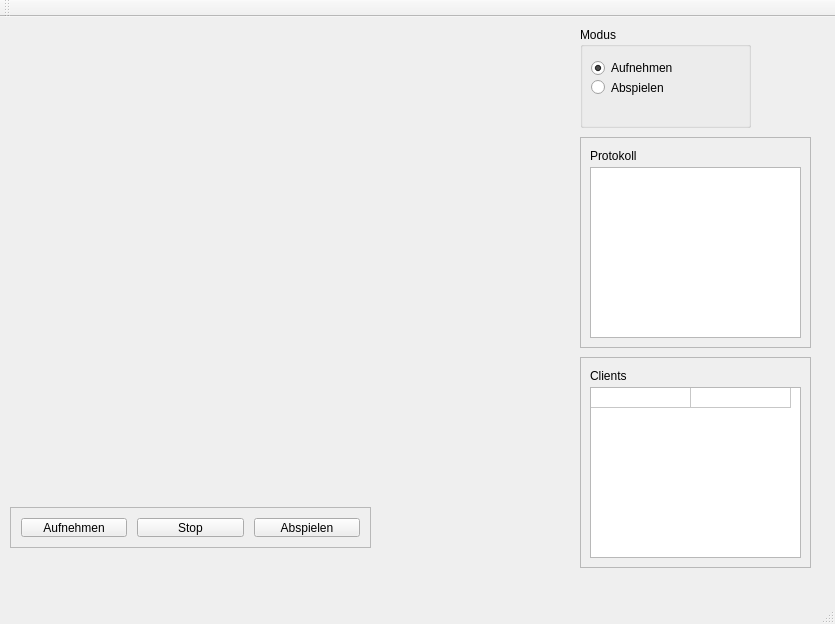
This is server_wGUI/QT-Server_wGUI/mainwindow.ui in studnitz/octopus as Qt 5 draws it before an edit. The edited form follows.
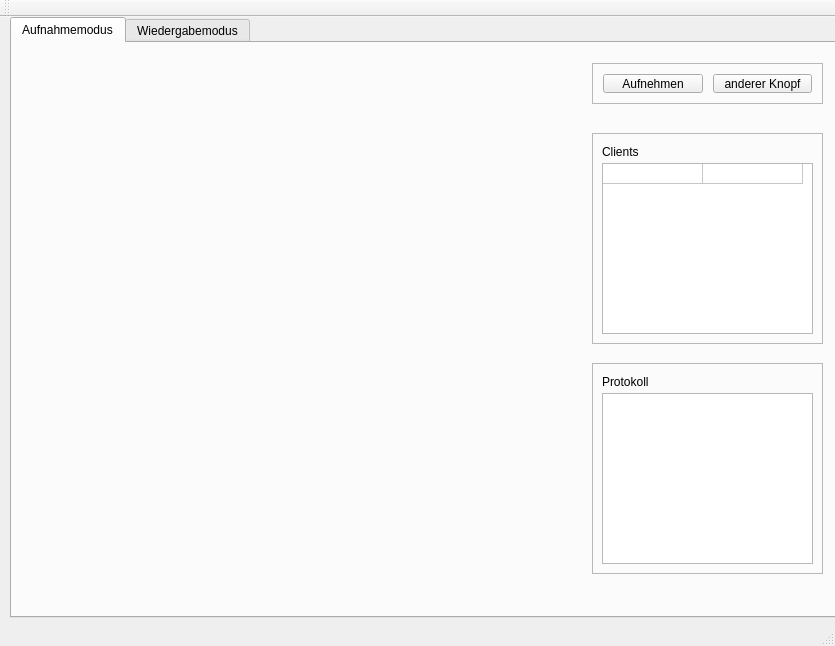
This is the edited form.

Commit message: Fix red LED-List-Bug, add Tab-Widget to GUI

Patch:
```diff
--- a/server_wGUI/QT-Server_wGUI/mainwindow.ui
+++ b/server_wGUI/QT-Server_wGUI/mainwindow.ui
@@ -7,121 +7,40 @@
     <x>0</x>
     <y>0</y>
     <width>835</width>
-    <height>624</height>
+    <height>646</height>
    </rect>
   </property>
   <property name="windowTitle">
    <string>octopus video-capture tool v0.1</string>
   </property>
+  <property name="documentMode">
+   <bool>false</bool>
+  </property>
   <widget class="QWidget" name="centralWidget">
-   <widget class="QFrame" name="frame">
+   <widget class="QTabWidget" name="tabWidget">
     <property name="geometry">
      <rect>
       <x>10</x>
-      <y>490</y>
-      <width>361</width>
-      <height>41</height>
-     </rect>
-    </property>
-    <property name="frameShape">
-     <enum>QFrame::StyledPanel</enum>
-    </property>
-    <property name="frameShadow">
-     <enum>QFrame::Raised</enum>
-    </property>
-    <widget class="QWidget" name="gridLayoutWidget">
-     <property name="geometry">
-      <rect>
-       <x>0</x>
        <y>0</y>
-       <width>361</width>
-       <height>41</height>
-      </rect>
-     </property>
-     <layout class="QGridLayout" name="gridLayout">
-      <property name="horizontalSpacing">
-       <number>10</number>
-      </property>
-      <property name="verticalSpacing">
-       <number>20</number>
-      </property>
-      <item row="0" column="1">
-       <widget class="QPushButton" name="pushButton_2">
-        <property name="text">
-         <string>Stop</string>
-        </property>
-       </widget>
-      </item>
-      <item row="0" column="0">
-       <widget class="QPushButton" name="recordButton">
-        <property name="text">
-         <string>Aufnehmen</string>
-        </property>
-       </widget>
-      </item>
-      <item row="0" column="2">
-       <widget class="QPushButton" name="pushButton_3">
-        <property name="text">
-         <string>Abspielen</string>
-        </property>
-       </widget>
-      </item>
-     </layout>
-    </widget>
-   </widget>
-   <widget class="QGroupBox" name="groupBox">
-    <property name="geometry">
-     <rect>
-      <x>580</x>
-      <y>10</y>
-      <width>171</width>
-      <height>101</height>
-     </rect>
-    </property>
-    <property name="title">
-     <string>Modus</string>
-    </property>
-    <property name="flat">
-     <bool>false</bool>
-    </property>
-    <widget class="QWidget" name="verticalLayoutWidget">
-     <property name="geometry">
-      <rect>
-       <x>0</x>
-       <y>20</y>
-       <width>151</width>
-       <height>61</height>
-      </rect>
-     </property>
-     <layout class="QVBoxLayout" name="verticalLayout">
-      <property name="spacing">
+      <width>881</width>
+      <height>601</height>
+     </rect>
+    </property>
+    <property name="currentIndex">
        <number>0</number>
       </property>
-      <item>
-       <widget class="QRadioButton" name="radioButton">
-        <property name="text">
-         <string>Aufnehmen</string>
-        </property>
-        <property name="checked">
-         <bool>true</bool>
-        </property>
-       </widget>
-      </item>
-      <item>
-       <widget class="QRadioButton" name="radioButton_2">
-        <property name="text">
-         <string>Abspielen</string>
-        </property>
-       </widget>
-      </item>
-     </layout>
-    </widget>
-   </widget>
+    <property name="tabBarAutoHide">
+     <bool>false</bool>
+    </property>
+    <widget class="QWidget" name="tab">
+     <attribute name="title">
+      <string>Aufnahmemodus</string>
+     </attribute>
    <widget class="QFrame" name="frame_2">
     <property name="geometry">
      <rect>
       <x>580</x>
-      <y>120</y>
+        <y>320</y>
       <width>231</width>
       <height>211</height>
      </rect>
@@ -168,7 +87,7 @@
     <property name="geometry">
      <rect>
       <x>580</x>
-      <y>340</y>
+        <y>90</y>
       <width>231</width>
       <height>211</height>
      </rect>
@@ -254,6 +173,61 @@
      <row/>
      <column/>
      <column/>
+      </widget>
+     </widget>
+     <widget class="QFrame" name="frame">
+      <property name="geometry">
+       <rect>
+        <x>580</x>
+        <y>20</y>
+        <width>231</width>
+        <height>41</height>
+       </rect>
+      </property>
+      <property name="frameShape">
+       <enum>QFrame::StyledPanel</enum>
+      </property>
+      <property name="frameShadow">
+       <enum>QFrame::Raised</enum>
+      </property>
+      <widget class="QWidget" name="gridLayoutWidget">
+       <property name="geometry">
+        <rect>
+         <x>0</x>
+         <y>0</y>
+         <width>231</width>
+         <height>41</height>
+        </rect>
+       </property>
+       <layout class="QGridLayout" name="gridLayout">
+        <property name="horizontalSpacing">
+         <number>10</number>
+        </property>
+        <property name="verticalSpacing">
+         <number>20</number>
+        </property>
+        <item row="0" column="1">
+         <widget class="QPushButton" name="pushButton_2">
+          <property name="text">
+           <string>anderer Knopf</string>
+          </property>
+         </widget>
+        </item>
+        <item row="0" column="0">
+         <widget class="QPushButton" name="recordButton">
+          <property name="text">
+           <string>Aufnehmen</string>
+          </property>
+         </widget>
+        </item>
+       </layout>
+      </widget>
+     </widget>
+    </widget>
+    <widget class="QWidget" name="tab_2">
+     <attribute name="title">
+      <string>Wiedergabemodus</string>
+     </attribute>
     </widget>
    </widget>
   </widget>
```
Lines whose indentation alone changed are shown as unchanged. The commit also changes 3 other files.
